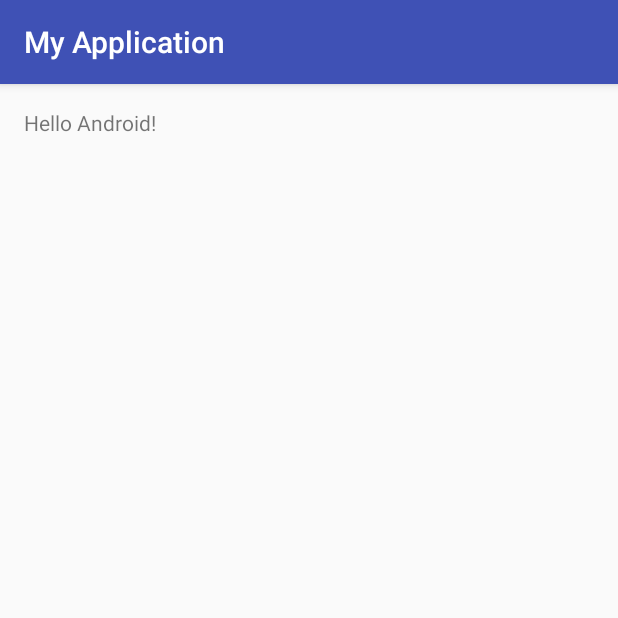
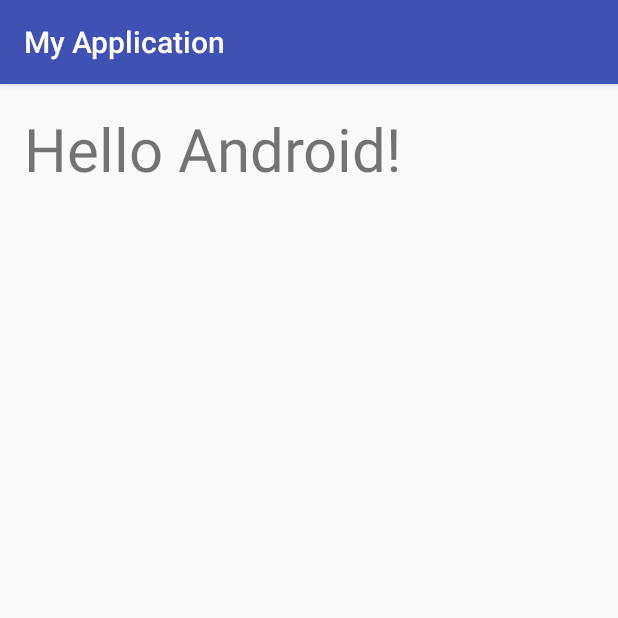
Before and after one commit to nolllll106/HelloAndroidApp, an Android app: the screen it shows after launch (MainActivity), on a phone screen of 412 x 824 dp, the top half of it. Run offline under Robolectric (Android 15) with nearby library versions, the phone set to English and light mode, and no system bars.

```diff
--- a/app/src/main/res/layout/activity_main.xml
+++ b/app/src/main/res/layout/activity_main.xml
@@ -15,5 +15,7 @@
     <TextView
         android:layout_width="wrap_content"
         android:layout_height="wrap_content"
-        android:text="Hello Android!" />
+        android:text="Hello Android!"
+        android:id="@+id/textView"
+        android:textSize="40sp" />
 </LinearLayout>
```
